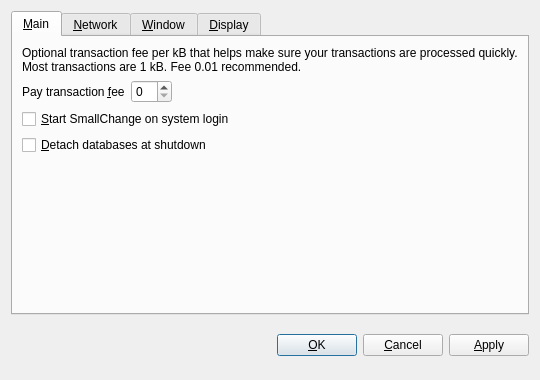
Above: src/qt/forms/optionsdialog.ui from CannaCurrency/CannaCoin before the change. Below: the same form after it.
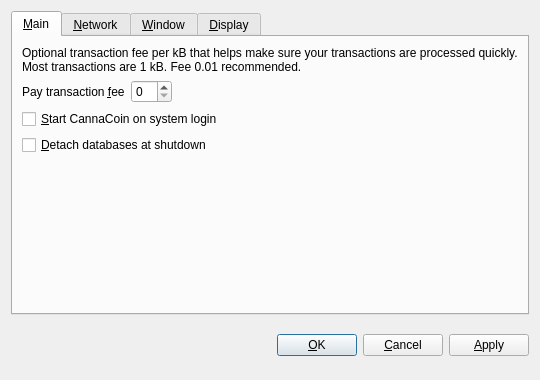
That is the form after the change. The open tabs and pages were chosen to show the change. Custom widgets are drawn as their Qt base class.

Patch:
```diff
--- a/src/qt/forms/optionsdialog.ui
+++ b/src/qt/forms/optionsdialog.ui
@@ -82,7 +82,7 @@
           <string>Automatically start SmallChange after logging in to the system.</string>
          </property>
          <property name="text">
-          <string>&amp;Start SmallChange on system login</string>
+          <string>&amp;Start CannaCoin on system login</string>
          </property>
         </widget>
        </item>
```
Left out of the diff: 10 changed lines with no effect on the pictures.
